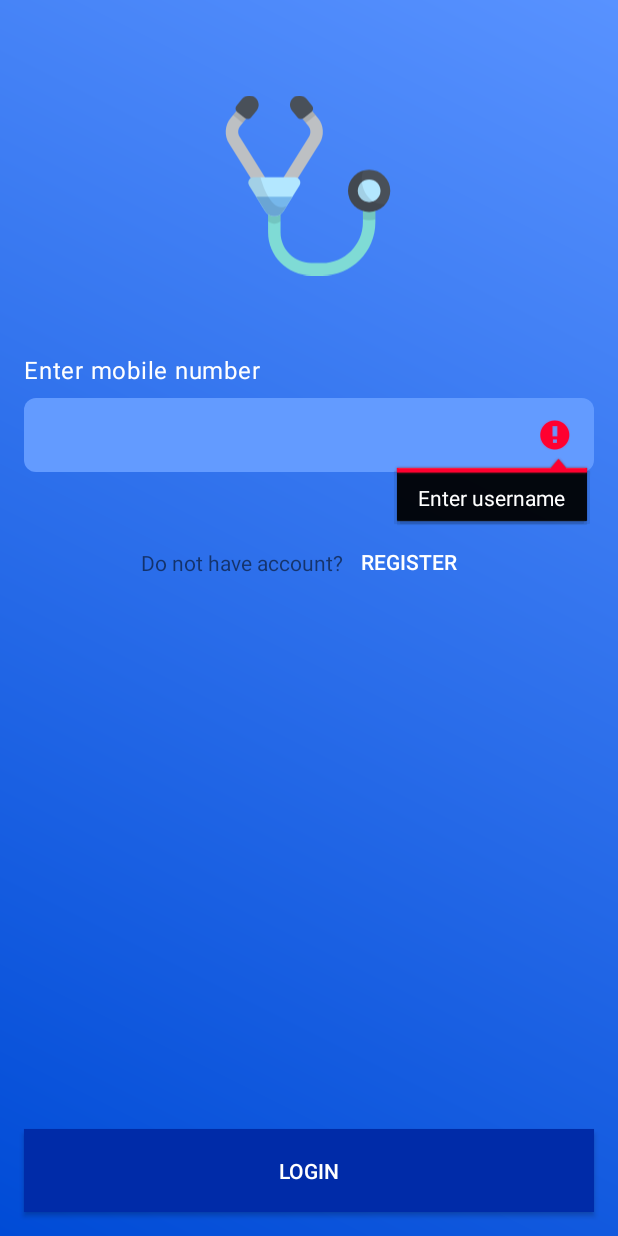
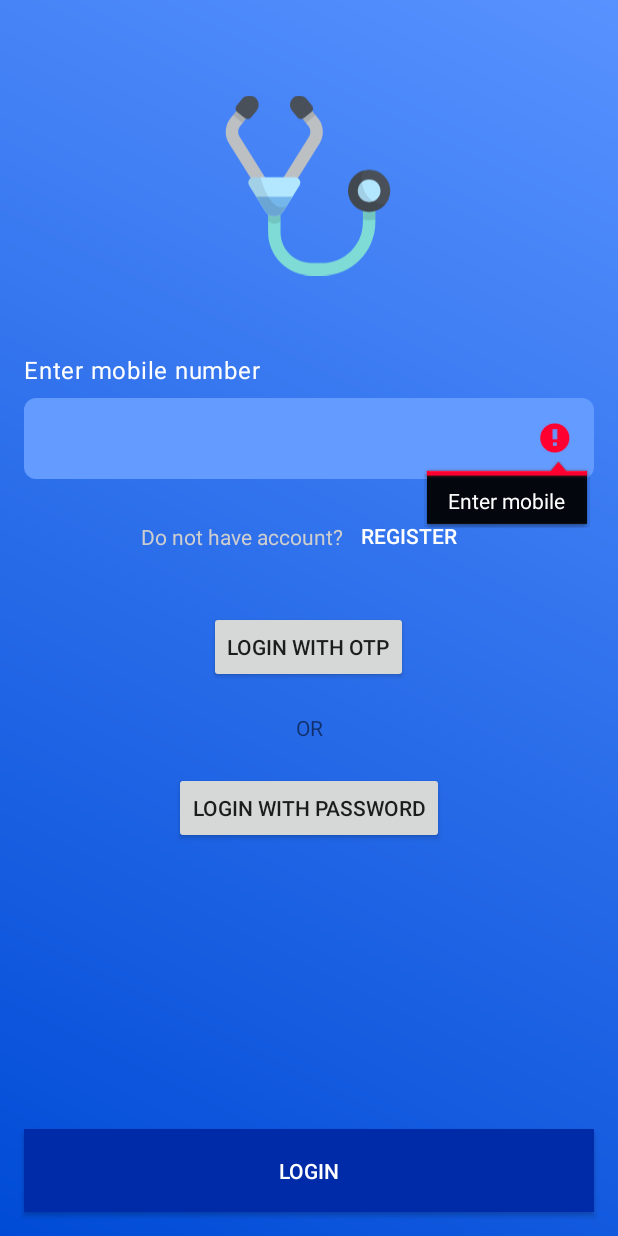
Before and after one commit to jobinjj/FirebaseQuerying, an Android app: the screen it shows after launch (LoginScreen), after a tap on "LOGIN", on a phone screen of 412 x 824 dp. Run offline under Robolectric (Android 15) with nearby library versions, the phone set to English and light mode, and no system bars; our stand-ins replace Volley; 1 statement that could not run was skipped.

Commit message:
Online login system 0.5

```diff
--- a/app/src/main/AndroidManifest.xml
+++ b/app/src/main/AndroidManifest.xml
@@ -14,7 +14,6 @@
         android:supportsRtl="true"
         android:theme="@style/AppTheme"
         tools:ignore="GoogleAppIndexingWarning">
-        <activity android:name=".main.LoginDetailActivity"></activity>
         <activity
             android:name=".main.RegisterOtpActivity"
             android:theme="@style/NoActionbar" />
--- a/app/src/main/java/com/example/doctorbooking/main/LoginScreen.java
+++ b/app/src/main/java/com/example/doctorbooking/main/LoginScreen.java
@@ -12,18 +12,15 @@ import android.view.ViewGroup;
 import android.view.inputmethod.InputMethodManager;
 import android.widget.Button;
 import android.widget.EditText;
-import android.widget.Toast;
 
 import com.example.doctorbooking.R;
 import com.example.doctorbooking.util.Constants;
 
 public class LoginScreen extends AppCompatActivity {
 
-    private EditText ed_username;
-    private Button button3;
-    private SharedPreferences sharedPreferences;
-    private boolean isusernameOk = false;
-   // private boolean ispasswordOk = false;
+    private EditText ed_mobile;
+    private Button button3,btn_login_with_otp,btn_login_with_pass;
+    private boolean isUsernameOk = false;
 
     public static void hideSoftKeyboard(Activity activity) {
         InputMethodManager inputMethodManager =
@@ -39,59 +36,39 @@ public class LoginScreen extends AppCompatActivity {
         setContentView(R.layout.activity_login_screen);
         setupUI(findViewById(R.id.parent));
 
-
-        sharedPreferences = getSharedPreferences(Constants.pref_name, Context.MODE_PRIVATE);
-        if (sharedPreferences.getBoolean("isLoggedIn",false)) {
+        SharedPreferences sharedPreferences = getSharedPreferences(Constants.pref_name, Context.MODE_PRIVATE);
+        if (sharedPreferences.getBoolean("isLoggedIn", false)) {
             Intent intent = new Intent(LoginScreen.this, HomeActivity.class);
             startActivity(intent);
             finish();
         }
 
-        ed_username = findViewById(R.id.ed_username);
-        button3 = findViewById(R.id.button3);
+        onClick();
+    }
 
+    private void onClick() {
         button3.setOnClickListener(new View.OnClickListener() {
             @Override
             public void onClick(View v) {
-                if (ed_username.getText().toString().equals("")) {
-                    isusernameOk = false;
-                    ed_username.setError("Enter username");
+                if (ed_mobile.getText().toString().equals("")) {
+                    isUsernameOk = false;
+                    ed_mobile.setError("Enter mobile");
 
                 } else {
-                    isusernameOk = true;
+                    isUsernameOk = true;
                 }
-//                if (ed_password.getText().toString().equals("")) {
-//                    ed_password.setError("Enter password");
-//                    isusernameOk = false;
-//                } else {
-//                    ispasswordOk = true;
-//                }
-                if (isusernameOk) {
-                    checkFromFirebase();
+                if (isUsernameOk) {
+
                 }
 
             }
         });
     }
 
-    private void checkFromFirebase() {
-        if (ed_username.getText().toString().equals(sharedPreferences.getString("username",null))) {
-
-            Toast.makeText(LoginScreen.this, "Login successfully", Toast.LENGTH_SHORT).show();
-            //we need editor to edit created shared preference file
-            SharedPreferences.Editor editor = sharedPreferences.edit();
-            editor.putString("username", ed_username.getText().toString()).apply();
-            editor.putBoolean("isLoggedIn",true).apply();
-            Intent intent = new Intent(LoginScreen.this, HomeActivity.class);
-            startActivity(intent);
-            finish();
-        } else
-            Toast.makeText(LoginScreen.this, "Invalid username or password", Toast.LENGTH_SHORT).show();
-    }
-
-
     public void setupUI(View view) {
-
+        ed_mobile = findViewById(R.id.ed_mobile);
+        button3 = findViewById(R.id.button3);
+        btn_login_with_otp = findViewById(R.id.button3);
         // Set up touch listener for non-text box views to hide keyboard.
         if (!(view instanceof EditText)) {
             view.setOnTouchListener(new View.OnTouchListener() {
@@ -113,7 +90,7 @@ public class LoginScreen extends AppCompatActivity {
 
 
     public void goToRegisterActivity(View view) {
-        Intent intent = new Intent(LoginScreen.this,RegisterActivity.class);
+        Intent intent = new Intent(LoginScreen.this, RegisterActivity.class);
         startActivity(intent);
         finish();
     }
--- a/app/src/main/res/layout/activity_login_screen.xml
+++ b/app/src/main/res/layout/activity_login_screen.xml
@@ -29,9 +29,9 @@
     ]]>
 
     <EditText
-        android:id="@+id/ed_username"
+        android:id="@+id/ed_mobile"
         android:layout_width="0dp"
-        android:layout_height="49dp"
+        android:layout_height="54dp"
         android:layout_marginStart="16dp"
         android:layout_marginTop="8dp"
         android:layout_marginEnd="16dp"
@@ -85,21 +85,23 @@
         app:layout_constraintTop_toBottomOf="@+id/imageView10" />
 
     <android.support.constraint.ConstraintLayout
+        android:id="@+id/constraintLayout11"
         android:layout_width="wrap_content"
-        android:layout_height="72dp"
+        android:layout_height="60dp"
         android:layout_marginStart="8dp"
-        android:layout_marginTop="24dp"
+        android:layout_marginTop="8dp"
         android:layout_marginEnd="8dp"
         app:layout_constraintEnd_toEndOf="parent"
         app:layout_constraintHorizontal_bias="0.497"
         app:layout_constraintStart_toStartOf="parent"
-        app:layout_constraintTop_toBottomOf="@+id/ed_username">
+        app:layout_constraintTop_toBottomOf="@+id/ed_mobile">
 
         <TextView
             android:id="@+id/textView33"
             android:layout_width="wrap_content"
             android:layout_height="wrap_content"
             android:text="Do not have account?"
+            android:textColor="#CECECE"
             app:layout_constraintBottom_toBottomOf="@+id/button5"
             app:layout_constraintEnd_toStartOf="@+id/button5"
             app:layout_constraintStart_toStartOf="parent"
@@ -118,4 +120,35 @@
             app:layout_constraintTop_toTopOf="parent" />
     </android.support.constraint.ConstraintLayout>
 
+    <Button
+        android:id="@+id/btn_login_with_otp"
+        android:layout_width="wrap_content"
+        android:layout_height="wrap_content"
+        android:layout_marginTop="20dp"
+        android:text="Login with OTP"
+        app:layout_constraintEnd_toEndOf="parent"
+        app:layout_constraintHorizontal_bias="0.498"
+        app:layout_constraintStart_toStartOf="parent"
+        app:layout_constraintTop_toBottomOf="@+id/constraintLayout11" />
+
+    <Button
+        android:id="@+id/btn_login_with_pass"
+        android:layout_width="wrap_content"
+        android:layout_height="wrap_content"
+        android:layout_marginTop="20dp"
+        android:text="Login with password"
+        app:layout_constraintEnd_toEndOf="parent"
+        app:layout_constraintStart_toStartOf="parent"
+        app:layout_constraintTop_toBottomOf="@+id/textView36" />
+
+    <TextView
+        android:id="@+id/textView36"
+        android:layout_width="wrap_content"
+        android:layout_height="wrap_content"
+        android:layout_marginTop="20dp"
+        android:text="OR"
+        app:layout_constraintEnd_toEndOf="parent"
+        app:layout_constraintStart_toStartOf="parent"
+        app:layout_constraintTop_toBottomOf="@+id/btn_login_with_otp" />
+
 </android.support.constraint.ConstraintLayout>
```
Also changed, not shown: app/src/main/java/com/example/doctorbooking/main/LoginDetailActivity.java (deleted, +0 -15 lines), app/src/main/res/layout/activity_login_detail.xml (deleted, +0 -9 lines).
